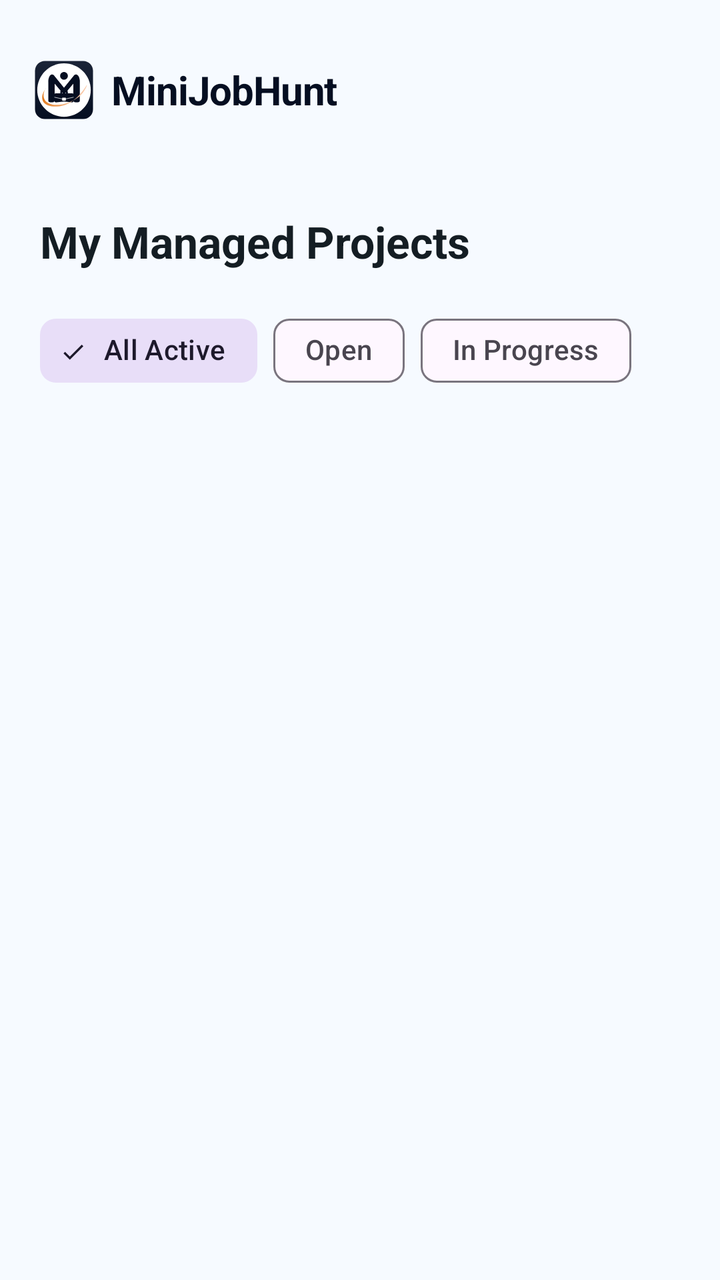
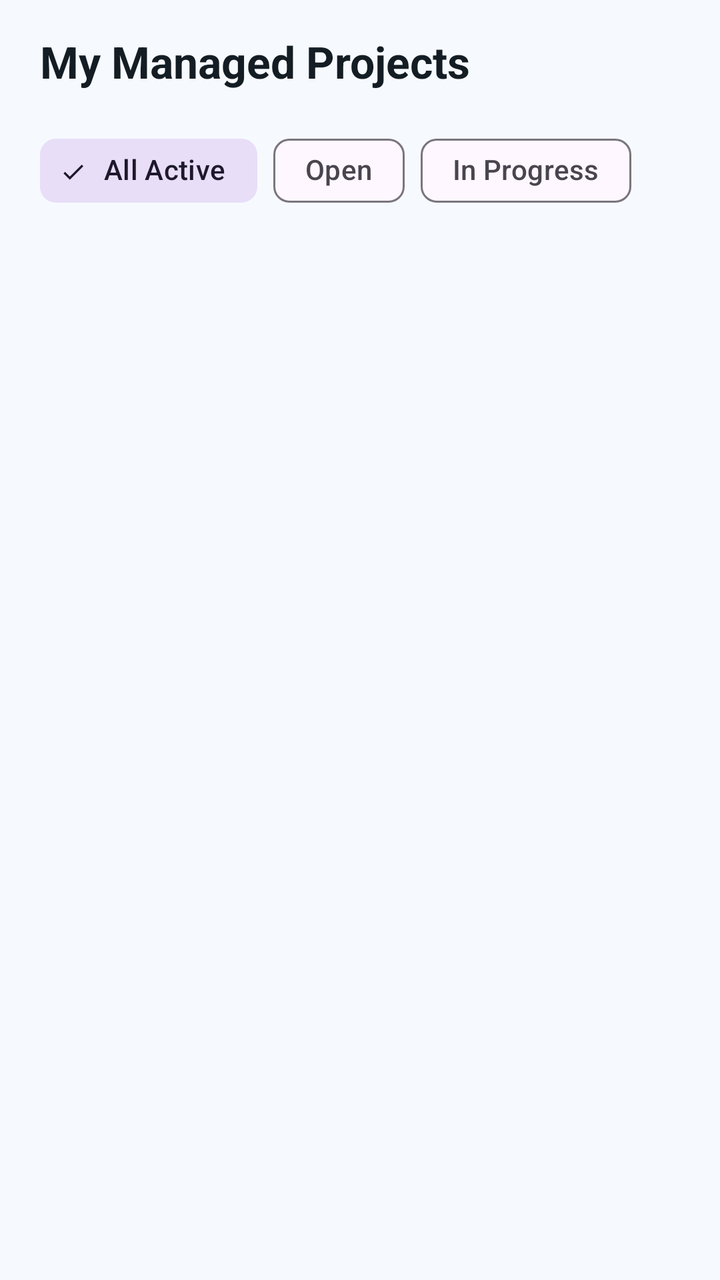

Before-and-after screenshots of an Android layout around one commit, followed by the original layout XML and the change that was made.
<!-- AndroidManifest.xml: application theme Theme.MiniJobHunt -->
<!-- res/layout/fragment_client_my_jobs.xml -->
<?xml version="1.0" encoding="utf-8"?>
<LinearLayout xmlns:android="http://schemas.android.com/apk/res/android"
    xmlns:app="http://schemas.android.com/apk/res-auto"
    xmlns:tools="http://schemas.android.com/tools"
    android:layout_width="match_parent"
    android:layout_height="match_parent"
    android:orientation="vertical"
    android:background="@color/background">

    
    <include
        android:id="@+id/header"
        layout="@layout/layout_common_header" />

    <LinearLayout
        android:layout_width="match_parent"
        android:layout_height="wrap_content"
        android:orientation="vertical"
        android:paddingHorizontal="20dp"
        android:paddingTop="16dp">

        <TextView
            android:layout_width="wrap_content"
            android:layout_height="wrap_content"
            android:text="My Managed Projects"
            android:textSize="22sp"
            android:textStyle="bold"
            android:textColor="@color/text_primary" />

        <HorizontalScrollView
            android:layout_width="match_parent"
            android:layout_height="wrap_content"
            android:layout_marginTop="16dp"
            android:scrollbars="none">

            <com.google.android.material.chip.ChipGroup
                android:id="@+id/chipGroupFilter"
                android:layout_width="wrap_content"
                android:layout_height="wrap_content"
                app:singleLine="true"
                app:singleSelection="true"
                app:selectionRequired="true">

                <com.google.android.material.chip.Chip
                    android:id="@+id/chipAll"
                    style="@style/Widget.Material3.Chip.Filter"
                    android:layout_width="wrap_content"
                    android:layout_height="wrap_content"
                    android:text="All Active"
                    android:checked="true" />

                <com.google.android.material.chip.Chip
                    android:id="@+id/chipOpen"
                    style="@style/Widget.Material3.Chip.Filter"
                    android:layout_width="wrap_content"
                    android:layout_height="wrap_content"
                    android:text="Open" />

                <com.google.android.material.chip.Chip
                    android:id="@+id/chipInProgress"
                    style="@style/Widget.Material3.Chip.Filter"
                    android:layout_width="wrap_content"
                    android:layout_height="wrap_content"
                    android:text="In Progress" />

            </com.google.android.material.chip.ChipGroup>
        </HorizontalScrollView>

    </LinearLayout>

    <androidx.recyclerview.widget.RecyclerView
        android:id="@+id/recyclerView"
        android:layout_width="match_parent"
        android:layout_height="match_parent"
        android:clipToPadding="false"
        android:paddingVertical="8dp"
        tools:listitem="@layout/item_client_job" />

</LinearLayout>
<!-- res/layout/layout_common_header.xml (included above) -->
<?xml version="1.0" encoding="utf-8"?>
<RelativeLayout xmlns:android="http://schemas.android.com/apk/res/android"
    xmlns:app="http://schemas.android.com/apk/res-auto"
    android:layout_width="match_parent"
    android:layout_height="90dp"
    android:background="@color/surface"
    android:paddingHorizontal="16dp"
    android:paddingTop="24dp">

    <LinearLayout
        android:layout_width="wrap_content"
        android:layout_height="wrap_content"
        android:layout_centerVertical="true"
        android:gravity="center_vertical"
        android:orientation="horizontal">

        <ImageView
            android:layout_width="32dp"
            android:layout_height="32dp"
            android:src="@drawable/ic_mainlogo" />

        <TextView
            android:layout_width="wrap_content"
            android:layout_height="wrap_content"
            android:layout_marginStart="8dp"
            android:text="MiniJobHunt"
            android:textColor="@color/primary"
            android:textSize="20sp"
            android:textStyle="bold"
            android:letterSpacing="-0.02" />
    </LinearLayout>
</RelativeLayout>
<!-- res/layout/item_client_job.xml (included above) -->
<?xml version="1.0" encoding="utf-8"?>
<com.google.android.material.card.MaterialCardView
    xmlns:android="http://schemas.android.com/apk/res/android"
    xmlns:app="http://schemas.android.com/apk/res-auto"
    xmlns:tools="http://schemas.android.com/tools"
    android:layout_width="match_parent"
    android:layout_height="wrap_content"
    android:layout_marginHorizontal="16dp"
    android:layout_marginVertical="8dp"
    app:cardCornerRadius="16dp"
    app:cardElevation="2dp"
    app:strokeWidth="1dp"
    app:strokeColor="@color/outline_variant"
    app:cardBackgroundColor="@color/white">

    <LinearLayout
        android:layout_width="match_parent"
        android:layout_height="wrap_content"
        android:orientation="vertical"
        android:padding="20dp">

        
        <LinearLayout
            android:layout_width="match_parent"
            android:layout_height="wrap_content"
            android:orientation="horizontal"
            android:gravity="center_vertical"
            android:layout_marginBottom="16dp">

            <com.google.android.material.imageview.ShapeableImageView
                android:id="@+id/imgClientProfile"
                android:layout_width="40dp"
                android:layout_height="40dp"
                android:scaleType="centerCrop"
                android:src="@drawable/ic_profile"
                app:shapeAppearanceOverlay="@style/CircleImage"
                app:strokeColor="@color/outline_variant"
                app:strokeWidth="1dp" />

            <LinearLayout
                android:layout_width="0dp"
                android:layout_height="wrap_content"
                android:layout_weight="1"
                android:orientation="vertical"
                android:layout_marginStart="12dp">

                <LinearLayout
                    android:layout_width="wrap_content"
                    android:layout_height="wrap_content"
                    android:orientation="horizontal"
                    android:gravity="center_vertical">

                    <TextView
                        android:id="@+id/txtClientName"
                        android:layout_width="wrap_content"
                        android:layout_height="wrap_content"
                        android:text="You"
                        android:textColor="@color/primary"
                        android:textStyle="bold"
                        android:textSize="14sp" />

                    <ImageView
                        android:id="@+id/imgVerifiedBadge"
                        android:layout_width="16dp"
                        android:layout_height="16dp"
                        android:layout_marginStart="6dp"
                        android:src="@drawable/ic_verified"
                        android:visibility="gone"
                        app:tint="@color/orange_primary" />

                </LinearLayout>

                <TextView
                    android:id="@+id/txtPostedAt"
                    android:layout_width="wrap_content"
                    android:layout_height="wrap_content"
                    android:text="Just now"
                    android:textColor="@color/text_secondary"
                    android:textSize="12sp" />

            </LinearLayout>

            <TextView
                android:id="@+id/txtStatus"
                android:layout_width="wrap_content"
                android:layout_height="wrap_content"
                android:text="OPEN"
                android:textStyle="bold"
                android:textSize="10sp"
                android:textColor="@color/white"
                android:paddingHorizontal="10dp"
                android:paddingVertical="4dp"
                android:background="@drawable/bg_status_open"
                android:letterSpacing="0.05" />

        </LinearLayout>

        <TextView
            android:id="@+id/txtTitle"
            android:layout_width="match_parent"
            android:layout_height="wrap_content"
            android:text="Android Developer"
            android:textSize="18sp"
            android:textStyle="bold"
            android:textColor="@color/primary"/>

        <TextView
            android:id="@+id/txtCategory"
            android:layout_width="match_parent"
            android:layout_height="wrap_content"
            android:layout_marginTop="2dp"
            android:text="Mobile Development"
            android:textColor="@color/text_secondary"
            android:textSize="14sp"/>

        <LinearLayout
            android:layout_width="match_parent"
            android:layout_height="wrap_content"
            android:orientation="horizontal"
            android:gravity="center_vertical"
            android:layout_marginTop="16dp">

            <ImageView
                android:layout_width="16dp"
                android:layout_height="16dp"
                android:src="@drawable/ic_money"
                app:tint="@color/success" />

            <TextView
                android:id="@+id/txtBudget"
                android:layout_width="0dp"
                android:layout_height="wrap_content"
                android:layout_weight="1"
                android:layout_marginStart="6dp"
                android:text="Rs. 0"
                android:textStyle="bold"
                android:textColor="@color/success"
                android:textSize="14sp"/>

            <ImageView
                android:layout_width="16dp"
                android:layout_height="16dp"
                android:src="@drawable/ic_calendar"
                app:tint="@color/text_muted" />

            <TextView
                android:id="@+id/txtDeadline"
                android:layout_width="wrap_content"
                android:layout_height="wrap_content"
                android:layout_marginStart="6dp"
                android:text="Due: 15 Jul"
                android:textSize="13sp"
                android:textColor="@color/text_secondary"/>

        </LinearLayout>

        <View
            android:layout_width="match_parent"
            android:layout_height="1dp"
            android:layout_marginVertical="20dp"
            android:background="@color/outline_variant"/>

        <LinearLayout
            android:id="@+id/layoutClientActions"
            android:layout_width="match_parent"
            android:layout_height="wrap_content"
            android:orientation="horizontal">

            <com.google.android.material.button.MaterialButton
                android:id="@+id/btnApplicants"
                style="@style/AppButton.Primary"
                android:layout_width="0dp"
                android:layout_height="42dp"
                android:layout_weight="1"
                android:text="Applicants"
                android:textSize="13sp"
                android:textAllCaps="false" />

            <com.google.android.material.button.MaterialButton
                android:id="@+id/btnEdit"
                style="@style/AppButton.Ghost"
                android:layout_width="0dp"
                android:layout_height="42dp"
                android:layout_weight="0.8"
                android:layout_marginStart="12dp"
                android:text="Edit"
                android:textSize="13sp"
                android:textAllCaps="false"/>

            <com.google.android.material.button.MaterialButton
                android:id="@+id/btnDelete"
                style="@style/Widget.Material3.Button.IconButton"
                android:layout_width="42dp"
                android:layout_height="42dp"
                android:layout_marginStart="12dp"
                app:icon="@drawable/ic_delete"
                app:iconTint="@color/accent" />

        </LinearLayout>

        <LinearLayout
            android:id="@+id/layoutCompletion"
            android:layout_width="match_parent"
            android:layout_height="wrap_content"
            android:orientation="vertical"
            android:visibility="gone"
            tools:visibility="visible">

            <com.google.android.material.button.MaterialButton
                android:id="@+id/btnViewWork"
                style="@style/AppButton.Ghost"
                android:layout_width="match_parent"
                android:layout_height="42dp"
                android:text="View Submitted Work"
                android:textAllCaps="false"
                android:visibility="gone" />

            <com.google.android.material.button.MaterialButton
                android:id="@+id/btnMarkCompleted"
                style="@style/AppButton.Accent"
                android:layout_width="match_parent"
                android:layout_height="42dp"
                android:layout_marginTop="12dp"
                android:text="Mark as Completed"
                android:textAllCaps="false" />


            <com.google.android.material.button.MaterialButton
                android:id="@+id/btnRaiseConflict"
                style="@style/Widget.Material3.Button.TextButton"
                android:layout_width="wrap_content"
                android:layout_height="wrap_content"
                android:layout_marginTop="12dp"
                android:layout_gravity="center"
                android:text="Problem? Raise a Conflict"
                android:textColor="@color/accent"
                android:textSize="13sp"
                android:textAllCaps="false" />

        </LinearLayout>

    </LinearLayout>

</com.google.android.material.card.MaterialCardView>
<!-- resources referenced by this layout -->
<resources>
  <color name="accent">#ba1a1a</color>
  <color name="background">#f6faff</color>
  <color name="orange_primary">#de6a00</color>
  <color name="outline_variant">#c6c6cd</color>
  <color name="primary">#050e21</color>
  <color name="success">#10B981</color>
  <color name="surface">#f6faff</color>
  <color name="text_muted">#76777d</color>
  <color name="text_primary">#141d23</color>
  <color name="text_secondary">#45474c</color>
  <color name="white">#FFFFFF</color>
  <!-- drawable bg_status_open (drawable) -->
  <shape xmlns:android="http://schemas.android.com/apk/res/android">
      <solid android:color="#22C55E"/>
      <corners android:radius="50dp"/>
  </shape>
  <!-- drawable ic_calendar (drawable) -->
  <vector xmlns:android="http://schemas.android.com/apk/res/android"
      android:width="24dp"
      android:height="24dp"
      android:viewportWidth="24"
      android:viewportHeight="24">
      <path
          android:fillColor="@color/text_secondary"
          android:pathData="M19,4h-1V2h-2v2H8V2H6v2H5c-1.11,0 -1.99,0.9 -1.99,2L3,20c0,1.1 0.89,2 2,2h14c1.1,0 2,-0.9 2,-2V6c0,-1.1 -0.9,-2 -2,-2zm0,16H5V10h14v10zm0,-12H5V6h14v2z"/>
  </vector>
  <!-- drawable ic_delete (drawable) -->
  <vector xmlns:android="http://schemas.android.com/apk/res/android"
      android:width="24dp"
      android:height="24dp"
      android:viewportWidth="24"
      android:viewportHeight="24">
      <path
          android:fillColor="@color/accent"
          android:pathData="M6,19c0,1.1 0.9,2 2,2h8c1.1,0 2,-0.9 2,-2V7H6v12zM19,4h-3.5l-1,-1h-5l-1,1H5v2h14V4z"/>
  </vector>
  <!-- drawable ic_mainlogo: vector/xml drawable (drawable, 3696 chars, omitted) -->
  <!-- drawable ic_profile (drawable) -->
  <vector xmlns:android="http://schemas.android.com/apk/res/android"
      android:width="24dp"
      android:height="24dp"
      android:viewportWidth="24"
      android:viewportHeight="24">
  
      <path
          android:fillColor="#666666"
          android:pathData="M12,12c2.21,0 4,-1.79 4,-4s-1.79,-4 -4,-4 -4,1.79 -4,4 1.79,4 4,4zm0,2c-2.67,0 -8,1.34 -8,4v2h16v-2c0,-2.66 -5.33,-4 -8,-4z"/>
  </vector>
  <style name="AppButton.Primary" parent="Widget.Material3.Button">
          <item name="backgroundTint">@color/primary</item>
          <item name="android:textColor">@color/white</item>
          <item name="shapeAppearance">@style/ShapeAppearance.App.Medium</item>
          <item name="android:insetTop">0dp</item>
          <item name="android:insetBottom">0dp</item>
          <item name="android:letterSpacing">0.01</item>
          <item name="android:textStyle">bold</item>
      </style>
  <style name="CircleImage">
          <item name="cornerSize">50%</item>
      </style>
  <style name="Theme.MiniJobHunt" parent="Base.Theme.MiniJobHunt" />
  <color name="info">#050e21</color>
  <style name="ShapeAppearance.App.Medium" parent="ShapeAppearance.Material3.MediumComponent">
          <item name="cornerSize">12dp</item>
      </style>
  <color name="primary_container">#1b2437</color>
  <color name="on_primary_container">#828ba2</color>
  <color name="secondary">#5c5f60</color>
  <style name="AppText.HeadlineLarge">
          <item name="android:textSize">24sp</item>
          <item name="android:textStyle">bold</item>
          <item name="android:textColor">@color/text_primary</item>
          <item name="android:letterSpacing">-0.02</item>
      </style>
  <style name="AppText.TitleMedium">
          <item name="android:textSize">18sp</item>
          <item name="android:textStyle">bold</item>
          <item name="android:textColor">@color/text_primary</item>
      </style>
  <style name="AppText.BodyLarge">
          <item name="android:textSize">16sp</item>
          <item name="android:textColor">@color/text_secondary</item>
      </style>
  <style name="AppText.LabelMedium">
          <item name="android:textSize">12sp</item>
          <item name="android:textStyle">bold</item>
          <item name="android:textColor">@color/text_muted</item>
          <item name="android:letterSpacing">0.01</item>
      </style>
  <!-- unchanged entries left out for length: 5 -->
</resources>

<!-- the commit's change to res/layout/fragment_client_my_jobs.xml (unified diff, before → after) -->
@@ -7,11 +7,6 @@
     android:orientation="vertical"
     android:background="@color/background">
 
-    
-    <include
-        android:id="@+id/header"
-        layout="@layout/layout_common_header" />
-
     <LinearLayout
         android:layout_width="match_parent"
         android:layout_height="wrap_content"
@@ -77,39 +72,6 @@
         tools:listitem="@layout/item_client_job" />
 
 </LinearLayout>
-<!-- res/layout/layout_common_header.xml (included above) -->
-<?xml version="1.0" encoding="utf-8"?>
-<RelativeLayout xmlns:android="http://schemas.android.com/apk/res/android"
-    xmlns:app="http://schemas.android.com/apk/res-auto"
-    android:layout_width="match_parent"
-    android:layout_height="90dp"
-    android:background="@color/surface"
-    android:paddingHorizontal="16dp"
-    android:paddingTop="24dp">
-
-    <LinearLayout
-        android:layout_width="wrap_content"
-        android:layout_height="wrap_content"
-        android:layout_centerVertical="true"
-        android:gravity="center_vertical"
-        android:orientation="horizontal">
-
-        <ImageView
-            android:layout_width="32dp"
-            android:layout_height="32dp"
-            android:src="@drawable/ic_mainlogo" />
-
-        <TextView
-            android:layout_width="wrap_content"
-            android:layout_height="wrap_content"
-            android:layout_marginStart="8dp"
-            android:text="MiniJobHunt"
-            android:textColor="@color/primary"
-            android:textSize="20sp"
-            android:textStyle="bold"
-            android:letterSpacing="-0.02" />
-    </LinearLayout>
-</RelativeLayout>
 <!-- res/layout/item_client_job.xml (included above) -->
 <?xml version="1.0" encoding="utf-8"?>
 <com.google.android.material.card.MaterialCardView
<!-- resource entries referenced after the edit -->
@@ -6,7 +6,6 @@
   <color name="outline_variant">#c6c6cd</color>
   <color name="primary">#050e21</color>
   <color name="success">#10B981</color>
-  <color name="surface">#f6faff</color>
   <color name="text_muted">#76777d</color>
   <color name="text_primary">#141d23</color>
   <color name="text_secondary">#45474c</color>
@@ -36,7 +35,6 @@
           android:fillColor="@color/accent"
           android:pathData="M6,19c0,1.1 0.9,2 2,2h8c1.1,0 2,-0.9 2,-2V7H6v12zM19,4h-3.5l-1,-1h-5l-1,1H5v2h14V4z"/>
   </vector>
-  <!-- drawable ic_mainlogo: vector/xml drawable (drawable, 3696 chars, omitted) -->
   <!-- drawable ic_profile (drawable) -->
   <vector xmlns:android="http://schemas.android.com/apk/res/android"
       android:width="24dp"
